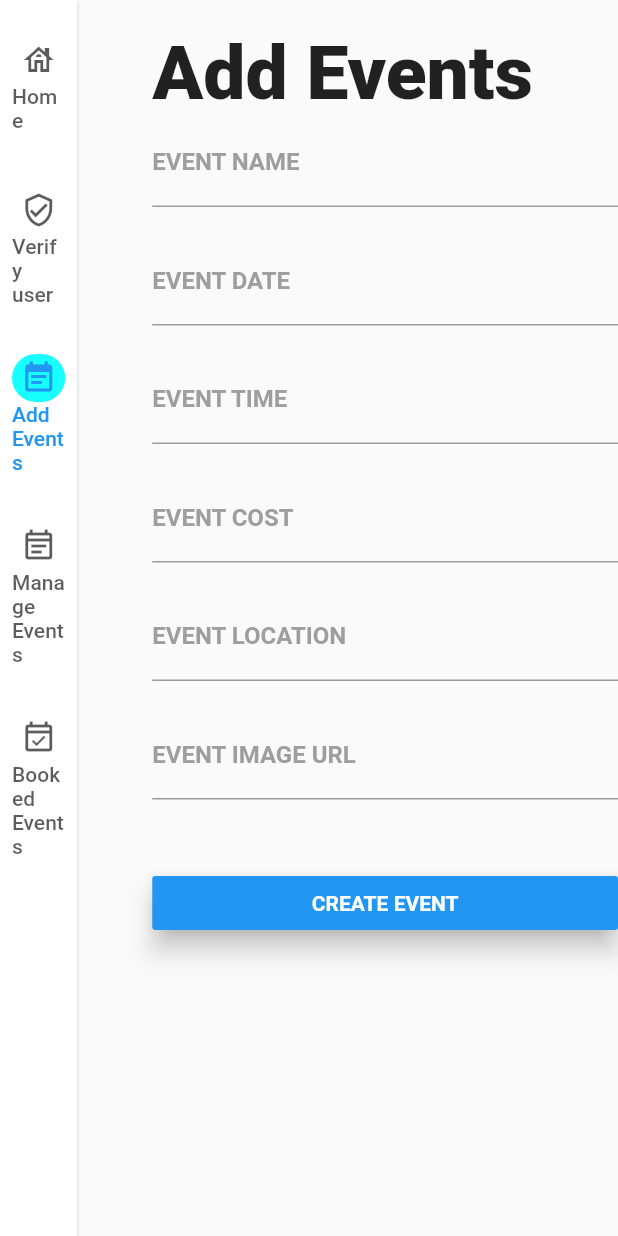
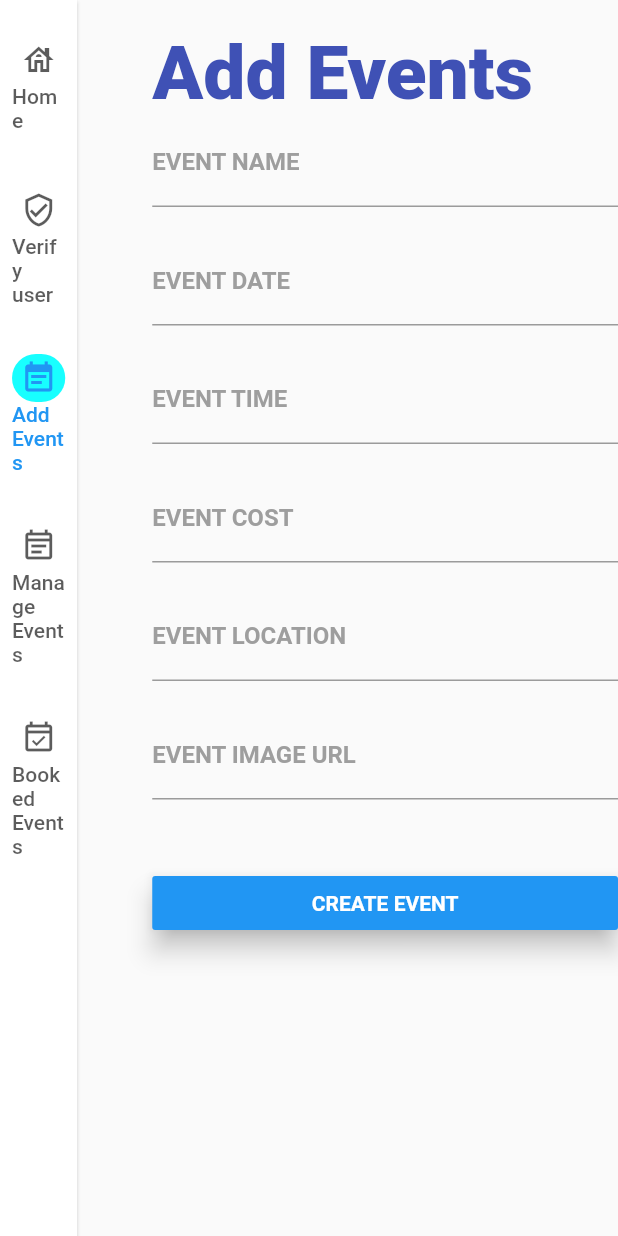
Before and after one commit to njogubless/webdashboard, a Flutter app: the screen it shows once a user with an empty profile is signed in, after a tap on "Verify user", after a tap on "Add Events", after a tap on "CREATE EVENT", on a phone screen of 412 x 824 dp. Run offline on Flutter 3.47's test engine with Material 2 defaults, Android fonts, the phone set to English and light mode, and no system bars; our stand-ins replace cloud_firestore, email_validator, firebase_auth, firebase_core, flutter_spinkit; accounts and stored records are empty; Roboto replaces fonts that are missing (Montserrat).

Commit message:
Update event creation

```diff
--- a/lib/sections/add_events/add_events.dart
+++ b/lib/sections/add_events/add_events.dart
@@ -1,6 +1,7 @@
 import 'package:flutter/material.dart';
 import 'package:hikers_dash/services/database.dart';
 import 'package:hikers_dash/services/models/event.dart';
+import 'package:uuid/uuid.dart';
 
 class AddEvents extends StatefulWidget {
   const AddEvents({super.key});
@@ -34,6 +35,7 @@ class _AddEventsState extends State<AddEvents> {
                 style: TextStyle(
                   fontWeight: FontWeight.w900,
                   fontSize: 50,
+                  color: Colors.indigo,
                 ),
               ),
               Form(
@@ -116,6 +118,7 @@ class _AddEventsState extends State<AddEvents> {
                       onPressed: () async {
                         await Database.createEvent(
                           Event(
+                            eventID: const Uuid().v4(),
                             eventCost: int.parse(_eventCostController.text),
                             eventDate: _eventDateController.text,
                             eventImageUrl: _eventImageUrlController.text,
```
